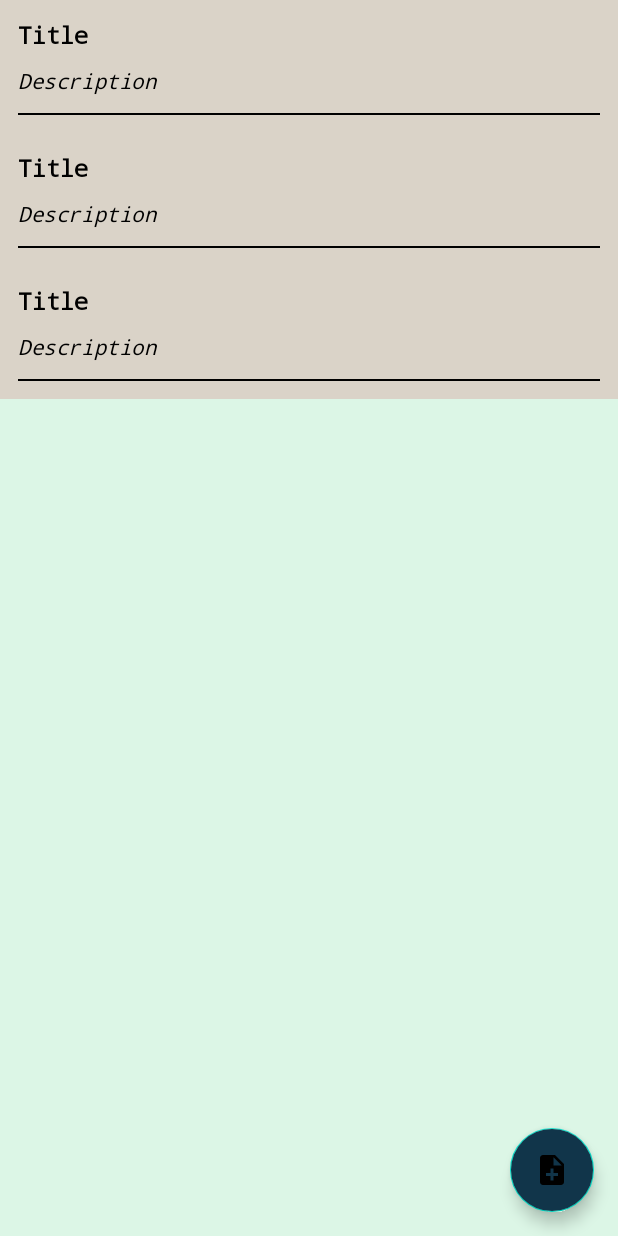
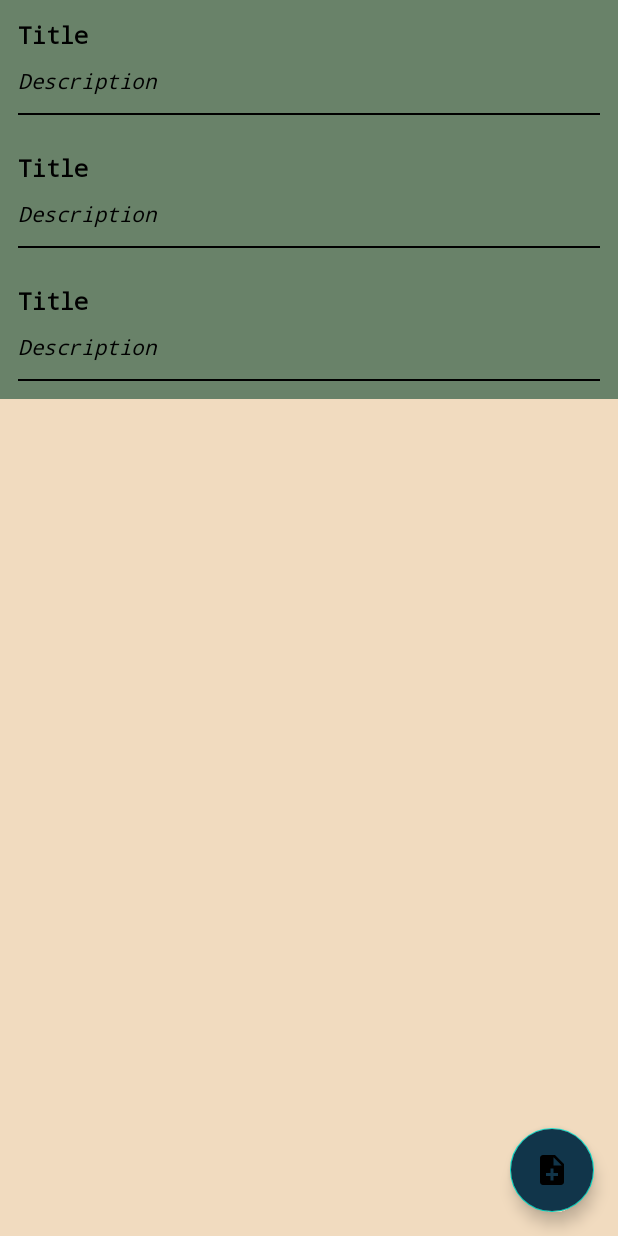
Before and after one commit to abd1lazov/TaskApp51, an Android app: the layout fragment_home.xml on its own in the app's theme, with its tools: preview values and no code run, on a phone screen of 412 x 824 dp. Run offline under Robolectric (Android 15) with nearby library versions, the phone set to English and light mode, and no system bars.

```diff
--- a/app/src/main/java/com/example/taskapp51/MainActivity.kt
+++ b/app/src/main/java/com/example/taskapp51/MainActivity.kt
@@ -24,8 +24,6 @@ class MainActivity : AppCompatActivity() {
         val navView: BottomNavigationView = binding.navView
 
         val navController = findNavController(R.id.nav_host_fragment_activity_main)
-
-        navController.navigate(R.id.authFragment)
 
         val appBarConfiguration = AppBarConfiguration(
             setOf(
--- /dev/null
+++ b/app/src/main/res/drawable/settings.xml
@@ -0,0 +1,5 @@
+<vector android:height="24dp" android:tint="#000000"
+    android:viewportHeight="24" android:viewportWidth="24"
+    android:width="24dp" xmlns:android="http://schemas.android.com/apk/res/android">
+    <path android:fillColor="@android:color/white" android:pathData="M19.14,12.94c0.04,-0.3 0.06,-0.61 0.06,-0.94c0,-0.32 -0.02,-0.64 -0.07,-0.94l2.03,-1.58c0.18,-0.14 0.23,-0.41 0.12,-0.61l-1.92,-3.32c-0.12,-0.22 -0.37,-0.29 -0.59,-0.22l-2.39,0.96c-0.5,-0.38 -1.03,-0.7 -1.62,-0.94L14.4,2.81c-0.04,-0.24 -0.24,-0.41 -0.48,-0.41h-3.84c-0.24,0 -0.43,0.17 -0.47,0.41L9.25,5.35C8.66,5.59 8.12,5.92 7.63,6.29L5.24,5.33c-0.22,-0.08 -0.47,0 -0.59,0.22L2.74,8.87C2.62,9.08 2.66,9.34 2.86,9.48l2.03,1.58C4.84,11.36 4.8,11.69 4.8,12s0.02,0.64 0.07,0.94l-2.03,1.58c-0.18,0.14 -0.23,0.41 -0.12,0.61l1.92,3.32c0.12,0.22 0.37,0.29 0.59,0.22l2.39,-0.96c0.5,0.38 1.03,0.7 1.62,0.94l0.36,2.54c0.05,0.24 0.24,0.41 0.48,0.41h3.84c0.24,0 0.44,-0.17 0.47,-0.41l0.36,-2.54c0.59,-0.24 1.13,-0.56 1.62,-0.94l2.39,0.96c0.22,0.08 0.47,0 0.59,-0.22l1.92,-3.32c0.12,-0.22 0.07,-0.47 -0.12,-0.61L19.14,12.94zM12,15.6c-1.98,0 -3.6,-1.62 -3.6,-3.6s1.62,-3.6 3.6,-3.6s3.6,1.62 3.6,3.6S13.98,15.6 12,15.6z"/>
+</vector>
--- a/app/src/main/res/layout/fragment_home.xml
+++ b/app/src/main/res/layout/fragment_home.xml
@@ -5,7 +5,7 @@
 	android:layout_height="match_parent"
 	xmlns:app="http://schemas.android.com/apk/res-auto"
 	tools:context=".ui.home.HomeFragment"
-	android:background="#DCF6E6">
+	android:background="#F1DBBF">
 
 	<com.google.android.material.floatingactionbutton.FloatingActionButton
 		android:id="@+id/fab_home"
--- a/app/src/main/res/layout/item_task.xml
+++ b/app/src/main/res/layout/item_task.xml
@@ -4,7 +4,7 @@
     android:layout_height="wrap_content"
     android:padding="12dp"
     xmlns:app="http://schemas.android.com/apk/res-auto"
-    android:background="#DAD3C8">
+    android:background="#698269">
 
     <TextView
         android:id="@+id/tv_title_item"
--- a/app/src/main/res/navigation/mobile_navigation.xml
+++ b/app/src/main/res/navigation/mobile_navigation.xml
@@ -30,7 +30,7 @@
     <fragment
         android:id="@+id/navigation_profile"
         android:name="com.example.taskapp51.ui.profile.ProfileFragment"
-        android:label="fragment_profile"
+        android:label="Profile"
         tools:layout="@layout/fragment_profile" />
     <fragment
         android:id="@+id/onBoardPageFragment"
--- a/app/src/main/res/values/strings.xml
+++ b/app/src/main/res/values/strings.xml
@@ -16,4 +16,5 @@
     <string name="skip">Skip</string>
     <string name="start">Start</string>
     <string name="sort">sort</string>
+    <string name="setting">setting</string>
 </resources>
```
Also changed, not shown: app/src/main/java/com/example/taskapp51/ui/profile/ProfileFragment.kt (+11 -3 lines), app/src/main/res/menu/settings.xml (added, +11 -0 lines).
